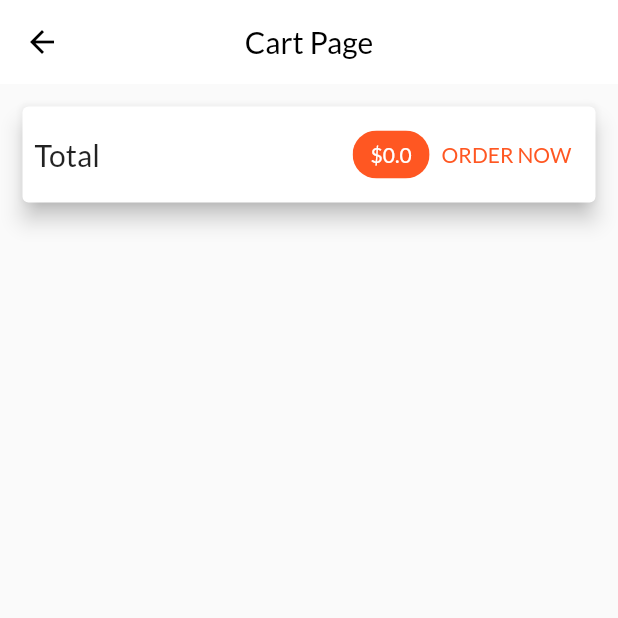
After one commit to Wasim-Zaman/shop_application_using_flutter, a Flutter app: the CartPage screen opened by its route, on a phone screen of 412 x 824 dp, the top half of it. The commit adds this screen. Run offline on Flutter 3.47's test engine with Material 2 defaults, Android fonts, the light colour scheme and no system bars; network calls fail.

Commit message:
Cart Page and Cart Item added

```diff
--- a/lib/main.dart
+++ b/lib/main.dart
@@ -3,6 +3,7 @@ import 'package:provider/provider.dart';
 
 import "./pages/product_overview_page.dart";
 import './pages/product_detail_screen.dart';
+import './pages/cart_page.dart';
 
 import "./providers/products.dart";
 import "./providers/cart.dart";
@@ -31,12 +32,14 @@ class MyApp extends StatelessWidget {
         darkTheme: ThemeData.dark(),
         theme: ThemeData(
           fontFamily: "Lato",
+          primaryColor: Colors.deepOrange,
         ),
         // home: ProductOverViewPage(),
         routes: {
           "/": (context) => const ProductOverViewPage(),
           ProductDetailScreen.routeName: (context) =>
               const ProductDetailScreen(),
+          CartPage.pageName: (context) => const CartPage(),
         },
       ),
     );
--- /dev/null
+++ b/lib/pages/cart_page.dart
@@ -0,0 +1,80 @@
+import "package:flutter/material.dart";
+import "package:provider/provider.dart";
+
+import '../components/my_components.dart';
+import '../providers/cart.dart'
+    show Cart; // in order to avoid CartItem confusion
+import '../widgets/cart_item.dart';
+
+class CartPage extends StatelessWidget {
+  const CartPage({super.key});
+
+  static const pageName = '/cart-page';
+
+  @override
+  Widget build(BuildContext context) {
+    final cartData = Provider.of<Cart>(context);
+    return Scaffold(
+      appBar: appBar(
+        const Text("Cart Page"),
+        [],
+      ),
+      body: Column(
+        children: [
+          Card(
+            margin: const EdgeInsets.all(15),
+            borderOnForeground: true,
+            elevation: 6,
+            child: Padding(
+              padding: const EdgeInsets.all(8),
+              child: Row(
+                mainAxisAlignment: MainAxisAlignment.spaceBetween,
+                children: [
+                  const Text(
+                    'Total',
+                    style: TextStyle(
+                      fontSize: 20,
+                    ),
+                  ),
+                  const Spacer(),
+                  Chip(
+                    label: Text(
+                      '\$${cartData.totalAmount}',
+                      style: const TextStyle(
+                        color: Colors.white,
+                      ),
+                    ),
+                    backgroundColor: Theme.of(context).primaryColor,
+                  ),
+                  TextButton(
+                    onPressed: () {},
+                    child: Text(
+                      "ORDER NOW",
+                      style: TextStyle(
+                        color: Theme.of(context).primaryColor,
+                      ),
+                    ),
+                  ),
+                ],
+              ),
+            ),
+          ),
+          const SizedBox(height: 10),
+          Expanded(
+            child: ListView.builder(
+              itemBuilder: (context, index) {
+                return CartItem(
+                  price: cartData.items.values.toList()[index].price,
+                  id: cartData.items.values.toList()[index].id,
+                  title: cartData.items.values.toList()[index].title,
+                  quantity: cartData.items.values.toList()[index].quantity,
+                );
+              },
+              itemCount: cartData.items.length,
+            ),
+          ),
+        ],
+      ),
+    );
+  }
+}
--- a/lib/pages/product_overview_page.dart
+++ b/lib/pages/product_overview_page.dart
@@ -5,6 +5,7 @@ import "../components/my_components.dart";
 import '../widgets/product_grid.dart';
 import "../providers/cart.dart";
 import "../widgets/badge.dart";
+import "../pages/cart_page.dart";
 
 class ProductOverViewPage extends StatefulWidget {
   const ProductOverViewPage({super.key});
@@ -58,7 +59,10 @@ class _ProductOverViewPageState extends State<ProductOverViewPage> {
           ),
           Badge(
             child: IconButton(
-              onPressed: () {},
+              onPressed: () {
+                // Navigate to cart page
+                Navigator.pushNamed(context, CartPage.pageName);
+              },
               icon: Icon(Icons.shopping_cart),
             ),
             value: cartData.countCarts.toString(),
--- a/lib/providers/cart.dart
+++ b/lib/providers/cart.dart
@@ -29,6 +29,14 @@ class Cart with ChangeNotifier {
     return _items.length;
   }
 
+  double get totalAmount {
+    double total = 0.0;
+    _items.forEach((key, value) {
+      total += value.quantity * value.price;
+    });
+    return total;
+  }
+
   // Adding CartItem into the existing list of CartItme
   void addCartItem(String productId, String title, double price) {
     // Check if the product is already added to the cart
@@ -41,7 +49,8 @@ class Cart with ChangeNotifier {
           price: existingCartItem.price,
           title: existingCartItem.title,
           quantity: existingCartItem.quantity + 1,
-              ));
+        ),
+      );
     } else {
       // Add new cart into the map
       _items.putIfAbsent(
```
Also changed, not shown: lib/widgets/cart_item.dart (added, +40 -0 lines). Lines whose indentation alone changed are shown as unchanged.
